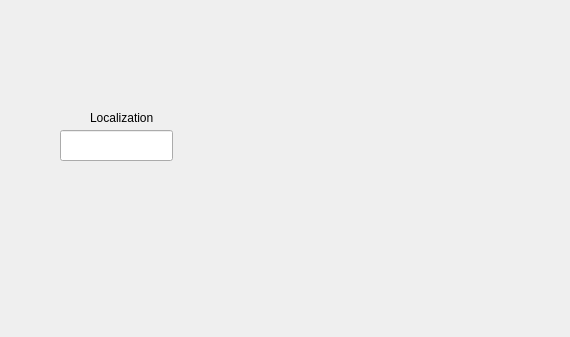
This is Score_Generation/mainwindow.ui in sebnor31/Score-Generation as Qt 5 draws it before an edit. The edited form follows.
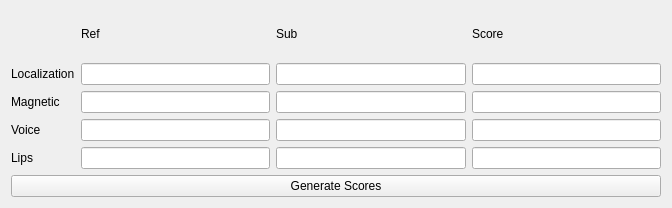
This is the edited form.

Commit message: 4 scores generated in a text field

```diff
--- a/Score_Generation/mainwindow.ui
+++ b/Score_Generation/mainwindow.ui
@@ -6,37 +6,118 @@
    <rect>
     <x>0</x>
     <y>0</y>
-    <width>570</width>
-    <height>337</height>
+    <width>672</width>
+    <height>208</height>
    </rect>
   </property>
   <property name="windowTitle">
    <string>MainWindow</string>
   </property>
   <widget class="QWidget" name="centralWidget">
-   <widget class="QLineEdit" name="locaScoreEdit">
-    <property name="geometry">
-     <rect>
-      <x>60</x>
-      <y>130</y>
-      <width>113</width>
-      <height>31</height>
-     </rect>
-    </property>
-   </widget>
-   <widget class="QLabel" name="locaScoreLabel">
-    <property name="geometry">
-     <rect>
-      <x>90</x>
-      <y>110</y>
-      <width>71</width>
-      <height>16</height>
-     </rect>
-    </property>
-    <property name="text">
-     <string>Localization</string>
-    </property>
-   </widget>
+   <layout class="QVBoxLayout" name="verticalLayout">
+    <item>
+     <layout class="QGridLayout" name="gridLayout">
+      <item row="0" column="1">
+       <widget class="QLabel" name="refLabel">
+        <property name="text">
+         <string>Ref</string>
+        </property>
+       </widget>
+      </item>
+      <item row="0" column="2">
+       <widget class="QLabel" name="subLabel">
+        <property name="text">
+         <string>Sub</string>
+        </property>
+       </widget>
+      </item>
+      <item row="0" column="3">
+       <widget class="QLabel" name="scoreLabel">
+        <property name="text">
+         <string>Score</string>
+        </property>
+       </widget>
+      </item>
+      <item row="1" column="0">
+       <widget class="QLabel" name="locaLabel">
+        <property name="text">
+         <string>Localization</string>
+        </property>
+       </widget>
+      </item>
+      <item row="1" column="1">
+       <widget class="QLineEdit" name="refLocaPathEdit"/>
+      </item>
+      <item row="1" column="2">
+       <widget class="QLineEdit" name="subLocaPathEdit"/>
+      </item>
+      <item row="1" column="3">
+       <widget class="QLineEdit" name="locaScoreEdit"/>
+      </item>
+      <item row="2" column="0">
+       <widget class="QLabel" name="magLabel">
+        <property name="text">
+         <string>Magnetic</string>
+        </property>
+       </widget>
+      </item>
+      <item row="2" column="1">
+       <widget class="QLineEdit" name="refMagPathEdit"/>
+      </item>
+      <item row="2" column="2">
+       <widget class="QLineEdit" name="subMagPathEdit"/>
+      </item>
+      <item row="2" column="3">
+       <widget class="QLineEdit" name="magScoreEdit"/>
+      </item>
+      <item row="4" column="0">
+       <widget class="QLabel" name="voiceLabel">
+        <property name="text">
+         <string>Voice</string>
+        </property>
+       </widget>
+      </item>
+      <item row="4" column="1">
+       <widget class="QLineEdit" name="refVoicePathEdit"/>
+      </item>
+      <item row="4" column="2">
+       <widget class="QLineEdit" name="subVoicePathEdit"/>
+      </item>
+      <item row="5" column="0">
+       <widget class="QLabel" name="lipsLabel">
+        <property name="text">
+         <string>Lips</string>
+        </property>
+       </widget>
+      </item>
+      <item row="5" column="1">
+       <widget class="QLineEdit" name="refLipsPathEdit"/>
+      </item>
+      <item row="5" column="2">
+       <widget class="QLineEdit" name="subLipsPathEdit"/>
+      </item>
+      <item row="5" column="3">
+       <widget class="QLineEdit" name="lipScoreEdit"/>
+      </item>
+      <item row="4" column="3">
+       <widget class="QLineEdit" name="voiceScoreEdit"/>
+      </item>
+     </layout>
+    </item>
+    <item>
+     <widget class="QPushButton" name="genScoresButton">
+      <property name="sizePolicy">
+       <sizepolicy hsizetype="Preferred" vsizetype="Fixed">
+        <horstretch>0</horstretch>
+        <verstretch>0</verstretch>
+       </sizepolicy>
+      </property>
+      <property name="text">
+       <string>Generate Scores</string>
+      </property>
+     </widget>
+    </item>
+   </layout>
   </widget>
  </widget>
  <layoutdefault spacing="6" margin="11"/>
```
The commit also changes 23 other files.
